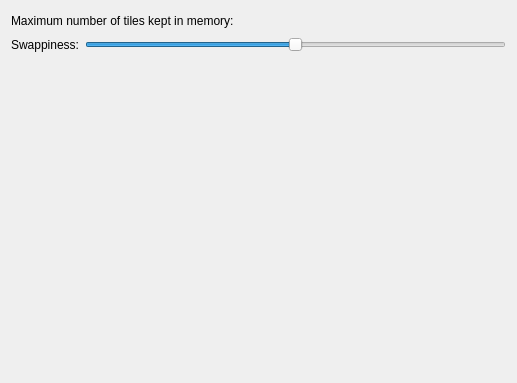
The window that krita/ui/forms/wdgperformancesettings.ui (KDE/krita) describes before a commit, drawn with Qt 5.
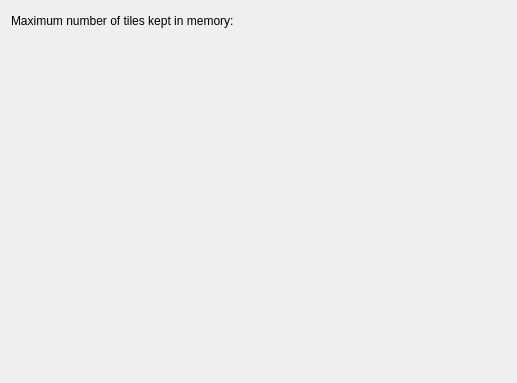
The same window after the commit. Custom widgets are drawn as their Qt base class.

Commit message: remove unused config setting: swappiness

Patch:
```diff
--- a/krita/ui/forms/wdgperformancesettings.ui
+++ b/krita/ui/forms/wdgperformancesettings.ui
@@ -55,43 +55,7 @@
      </item>
     </layout>
    </item>
-   <item row="1" column="0" colspan="2" >
-    <layout class="QHBoxLayout" >
-     <property name="spacing" >
-      <number>6</number>
-     </property>
-     <property name="margin" >
-      <number>0</number>
-     </property>
-     <item>
-      <widget class="QLabel" name="textLabel2" >
-       <property name="whatsThis" >
-        <string>This configures how much Krita will use the swap file. If you move the slider all the way to the left, Krita will not use the swap file at all. If you move it all the way to the right, Krita will make maximum use of the swap file.</string>
-       </property>
-       <property name="text" >
-        <string>Swappiness:</string>
-       </property>
-      </widget>
-     </item>
-     <item>
-      <widget class="QSlider" name="m_swappiness" >
-       <property name="whatsThis" >
-        <string>This configures how much Krita likes to swap. Move the slider to the left, and there is no swapping at all. Move it to the right there is a lot of swapping going on.</string>
-       </property>
-       <property name="maximum" >
-        <number>6</number>
-       </property>
-       <property name="value" >
-        <number>3</number>
-       </property>
-       <property name="orientation" >
-        <enum>Qt::Horizontal</enum>
-       </property>
-      </widget>
-     </item>
-    </layout>
-   </item>
-   <item row="2" column="0" colspan="2" >
+   <item row="1" column="0" colspan="2">
     <spacer>
      <property name="orientation" >
       <enum>Qt::Vertical</enum>
@@ -109,7 +73,7 @@
    </item>
   </layout>
  </widget>
- <layoutdefault spacing="6" margin="11" />
+ <layoutdefault spacing="6" margin="11"/>
  <customwidgets>
   <customwidget>
    <class>KIntNumInput</class>
```
Left out of the diff: 43 changed lines with no effect on the pictures. The commit also changes 3 other files.
